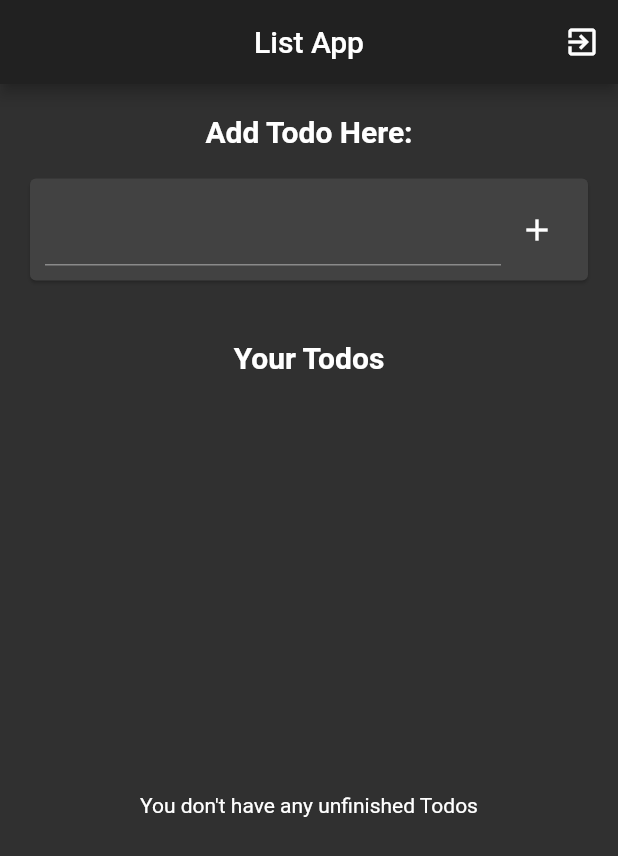
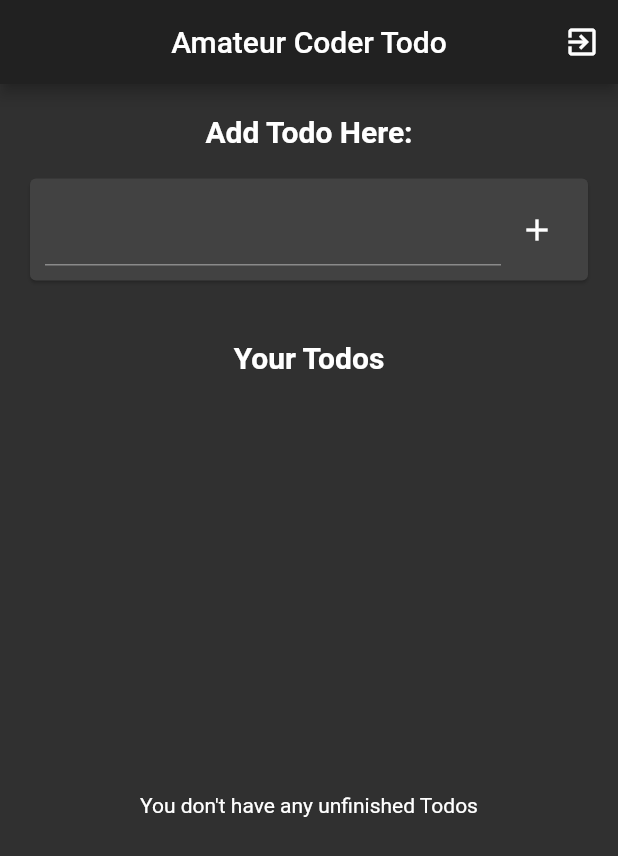
Before and after one commit to tadaspetra/todoapp, a Flutter app: the screen it shows once a user with an empty profile is signed in, on a phone screen of 412 x 824 dp. Shown: the top 856 px of the screen. Run offline on Flutter 3.47's test engine with Material 2 defaults, Android fonts, the phone set to English and light mode, and no system bars; our stand-ins replace cloud_firestore, firebase_auth, firebase_core; accounts and stored records are empty; network calls fail.

Commit message:
Code after recording

```diff
--- a/todo_app/lib/main.dart
+++ b/todo_app/lib/main.dart
@@ -2,7 +2,6 @@ import 'package:cloud_firestore/cloud_firestore.dart';
 import 'package:firebase_auth/firebase_auth.dart';
 import 'package:flutter/material.dart';
 
-// Import the firebase_core plugin
 import 'package:firebase_core/firebase_core.dart';
 import 'package:todo_app/screens/home.dart';
 import 'package:todo_app/screens/login.dart';
@@ -18,28 +17,27 @@ class App extends StatelessWidget {
     return MaterialApp(
       theme: ThemeData.dark(),
       home: FutureBuilder(
-        // Initialize FlutterFire
+        // Initialize FlutterFire:
         future: Firebase.initializeApp(),
         builder: (context, snapshot) {
           // Check for errors
           if (snapshot.hasError) {
             return const Scaffold(
               body: Center(
-                child: Text("error"),
+                child: Text("Error"),
               ),
             );
           }
 
           // Once complete, show your application
           if (snapshot.connectionState == ConnectionState.done) {
-            //final String uid = Auth()?.uid;
             return Root();
           }
 
           // Otherwise, show something whilst waiting for initialization to complete
           return const Scaffold(
             body: Center(
-              child: Text("loading"),
+              child: Text("Loading..."),
             ),
           );
         },
@@ -54,33 +52,33 @@ class Root extends StatefulWidget {
 }
 
 class _RootState extends State<Root> {
-  final FirebaseAuth auth = FirebaseAuth.instance;
-  final FirebaseFirestore firestore = FirebaseFirestore.instance;
+  final FirebaseAuth _auth = FirebaseAuth.instance;
+  final FirebaseFirestore _firestore = FirebaseFirestore.instance;
   @override
   Widget build(BuildContext context) {
     return StreamBuilder(
-      stream: Auth(auth: auth).user,
-      builder: (_, AsyncSnapshot<User> user) {
-        if (user.connectionState == ConnectionState.active) {
-          if (user.data?.uid == null) {
+      stream: Auth(auth: _auth).user,
+      builder: (BuildContext context, AsyncSnapshot<User> snapshot) {
+        if (snapshot.connectionState == ConnectionState.active) {
+          if (snapshot.data?.uid == null) {
             return Login(
-              auth: auth,
-              firestore: firestore,
+              auth: _auth,
+              firestore: _firestore,
             );
           } else {
             return Home(
-              auth: auth,
-              firestore: firestore,
+              auth: _auth,
+              firestore: _firestore,
             );
           }
         } else {
           return const Scaffold(
             body: Center(
-              child: Text("loading..."),
+              child: Text("Loading..."),
             ),
           );
         }
-      },
+      }, //Auth stream
     );
   }
 }
--- a/todo_app/lib/screens/home.dart
+++ b/todo_app/lib/screens/home.dart
@@ -10,8 +10,8 @@ class Home extends StatefulWidget {
   final FirebaseAuth auth;
   final FirebaseFirestore firestore;
 
-  const Home({Key key, @required this.auth, @required this.firestore})
-      : super(key: key);
+  const Home({Key key, this.auth, this.firestore}) : super(key: key);
+
   @override
   _HomeState createState() => _HomeState();
 }
@@ -23,7 +23,7 @@ class _HomeState extends State<Home> {
   Widget build(BuildContext context) {
     return Scaffold(
       appBar: AppBar(
-        title: const Text("List App"),
+        title: const Text("Amateur Coder Todo"),
         centerTitle: true,
         actions: [
           IconButton(
@@ -100,7 +100,6 @@ class _HomeState extends State<Home> {
                     );
                   }
                   return ListView.builder(
-                    key: const ValueKey("todoList"),
                     itemCount: snapshot.data.length,
                     itemBuilder: (_, index) {
                       return TodoCard(
--- a/todo_app/lib/widgets/todo_card.dart
+++ b/todo_app/lib/widgets/todo_card.dart
@@ -41,7 +41,6 @@ class _TodoCardState extends State<TodoCard> {
                   uid: widget.uid,
                   todoId: widget.todo.todoId,
                 );
-                //Database().updateTodo(newValue, uid, todo.todoId);
               },
             ),
           ],
--- a/todo_app/pubspec.yaml
+++ b/todo_app/pubspec.yaml
@@ -23,10 +23,10 @@ environment:
 dependencies:
   flutter:
     sdk: flutter
-  lint:
   firebase_core:
   firebase_auth:
   cloud_firestore:
+  lint:
 
 
   # The following adds the Cupertino Icons font to your application.
@@ -40,6 +40,7 @@ dev_dependencies:
     sdk: flutter
   mockito:
   test:
+
 # For information on the generic Dart part of this file, see the
 # following page: https://dart.dev/tools/pub/pubspec
 
```
Also changed, not shown: todo_app/lib/screens/login.dart (+6 -7 lines), todo_app/lib/services/auth.dart (+6 -2 lines), todo_app/test_driver/app_test.dart (+12 -7 lines), todo_app/pubspec.lock, 3 other files.
